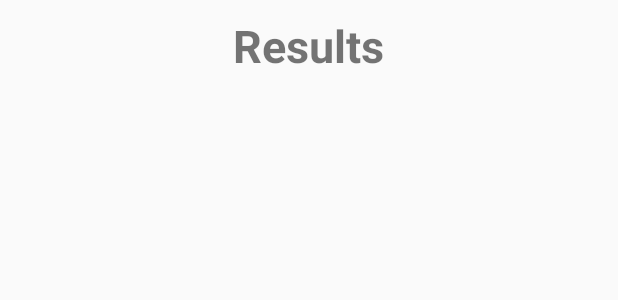
After one commit to nati22/hptrivia-android, an Android app: the layout cell_results_listview_header.xml on its own in the app's theme, with its tools: preview values and no code run, on a phone screen of 412 x 824 dp. The commit adds this screen. Shown: the top 300 px of the screen. Run offline under Robolectric (Android 15) with nearby library versions, the phone set to English and light mode, and no system bars; network calls fail.

Commit message:
Made Results Activity look a bit better.

```diff
--- a/hptrivia/app/src/main/java/com/titan/hptrivia/activity/ResultsActivity.java
+++ b/hptrivia/app/src/main/java/com/titan/hptrivia/activity/ResultsActivity.java
@@ -37,6 +37,10 @@ public class ResultsActivity extends ActionBarActivity {
 
         // get views
         listViewResults = (ListView) findViewById(R.id.listViewResults);
+
+        // set ListView header (title)
+        View v = LayoutInflater.from(getApplicationContext()).inflate(R.layout.cell_results_listview_header, null);
+        listViewResults.addHeaderView(v);
 
         // set up list adapter
         adapter = new ResultsAdapter(getApplicationContext(), datResponse.getAllQuestionResponses());
--- /dev/null
+++ b/hptrivia/app/src/main/res/layout/cell_results_listview_header.xml
@@ -0,0 +1,18 @@
+<?xml version="1.0" encoding="utf-8"?>
+<RelativeLayout
+    xmlns:android="http://schemas.android.com/apk/res/android"
+    android:orientation="vertical"
+    android:layout_width="match_parent"
+    android:layout_height="match_parent">
+
+    <TextView
+        android:id="@+id/textView_resultsTitle"
+        android:text="@string/title_results"
+        android:textStyle="bold"
+        android:textSize="30dp"
+        android:layout_margin="10dp"
+        android:layout_centerHorizontal="true"
+        android:layout_width="wrap_content"
+        android:layout_height="wrap_content" />
+
+</RelativeLayout>
```
Also changed, not shown: hptrivia/app/src/main/res/layout/activity_results.xml (+3 -17 lines).
